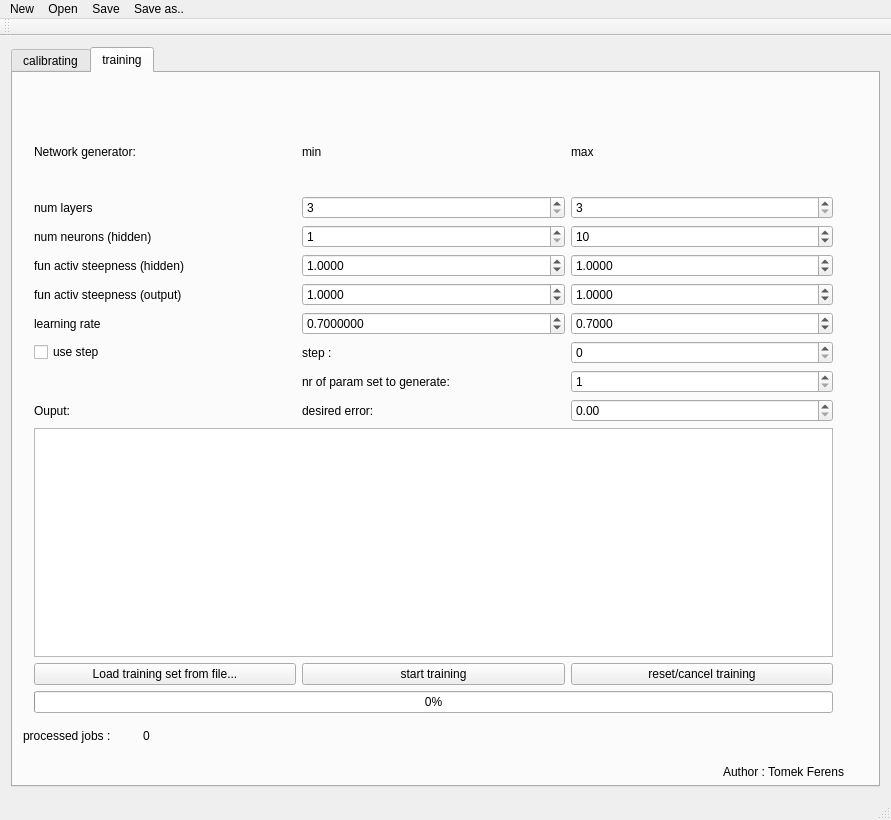
Qt form App/calib_tools/calib_tool/calibtool.ui (ferot/dms) before a commit.
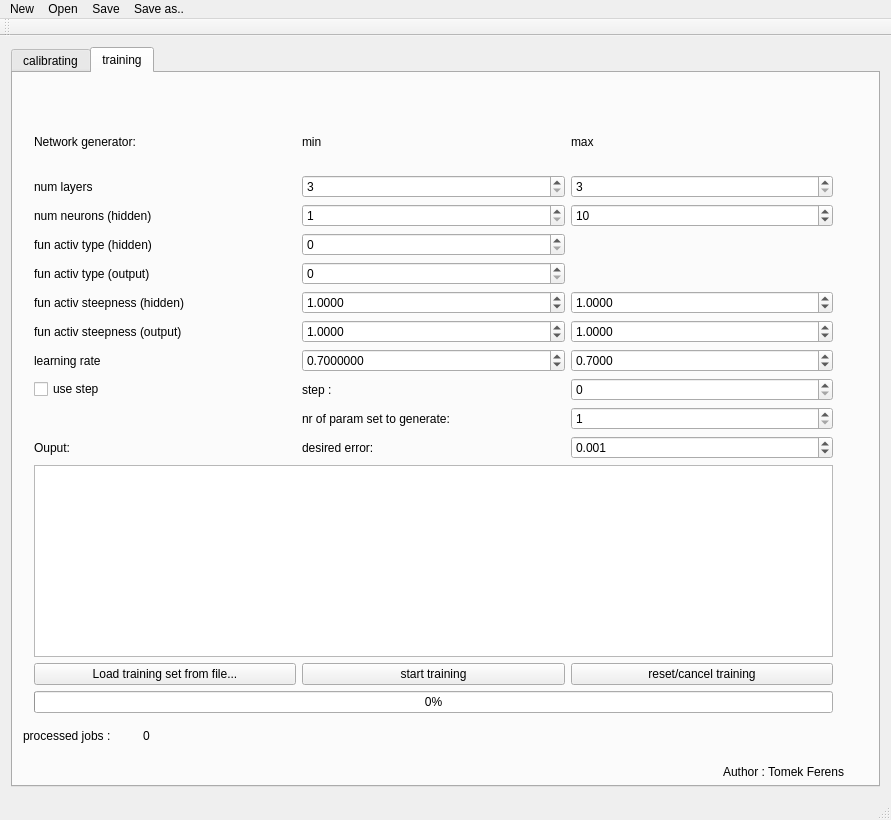
The same form after that commit.

Commit message: Use type of activation func feature with ui adjustements

Diff of the .ui file:
```diff
--- a/App/calib_tools/calib_tool/calibtool.ui
+++ b/App/calib_tools/calib_tool/calibtool.ui
@@ -358,7 +358,23 @@
          </rect>
         </property>
         <layout class="QGridLayout" name="gridLayout_2">
-         <item row="9" column="0" rowspan="3" colspan="3">
+         <item row="2" column="2">
+          <widget class="QSpinBox" name="spinBox_numneur_max">
+           <property name="minimum">
+            <number>1</number>
+           </property>
+           <property name="maximum">
+            <number>1000</number>
+           </property>
+           <property name="value">
+            <number>10</number>
+           </property>
+           <property name="displayIntegerBase">
+            <number>10</number>
+           </property>
+          </widget>
+         </item>
+         <item row="11" column="0" rowspan="3" colspan="3">
           <widget class="QTextEdit" name="text_edit_output"/>
          </item>
          <item row="0" column="0">
@@ -375,23 +391,7 @@
            </property>
           </widget>
          </item>
-         <item row="2" column="2">
-          <widget class="QSpinBox" name="spinBox_numneur_max">
-           <property name="minimum">
-            <number>1</number>
-           </property>
-           <property name="maximum">
-            <number>1000</number>
-           </property>
-           <property name="value">
-            <number>10</number>
-           </property>
-           <property name="displayIntegerBase">
-            <number>10</number>
-           </property>
-          </widget>
-         </item>
-         <item row="3" column="2">
+         <item row="5" column="2">
           <widget class="QDoubleSpinBox" name="doubleSpinBox_funhidsteep_max">
            <property name="decimals">
             <number>4</number>
@@ -404,9 +404,16 @@
            </property>
           </widget>
          </item>
-         <item row="6" column="2">
+         <item row="8" column="2">
           <widget class="QSpinBox" name="step_spinBox_7"/>
          </item>
+         <item row="16" column="0" colspan="3">
+          <widget class="QProgressBar" name="progressBar">
+           <property name="value">
+            <number>0</number>
+           </property>
+          </widget>
+         </item>
          <item row="2" column="1">
           <widget class="QSpinBox" name="spinBox_numneur_min">
            <property name="minimum">
@@ -437,21 +444,14 @@
            </property>
           </widget>
          </item>
-         <item row="4" column="0">
+         <item row="6" column="0">
           <widget class="QLabel" name="label_9">
            <property name="text">
             <string>fun activ steepness (output)</string>
            </property>
           </widget>
          </item>
-         <item row="14" column="0" colspan="3">
-          <widget class="QProgressBar" name="progressBar">
-           <property name="value">
-            <number>0</number>
-           </property>
-          </widget>
-         </item>
-         <item row="4" column="2">
+         <item row="6" column="2">
           <widget class="QDoubleSpinBox" name="doubleSpinBox_funoutpsteep_max">
            <property name="decimals">
             <number>4</number>
@@ -471,14 +471,14 @@
            </property>
           </widget>
          </item>
-         <item row="13" column="0">
+         <item row="15" column="0">
           <widget class="QPushButton" name="loadFromFileButton">
            <property name="text">
             <string>Load training set from file...</string>
            </property>
           </widget>
          </item>
-         <item row="3" column="1">
+         <item row="5" column="1">
           <widget class="QDoubleSpinBox" name="doubleSpinBox_funhidsteep_min">
            <property name="decimals">
             <number>4</number>
@@ -491,14 +491,14 @@
            </property>
           </widget>
          </item>
-         <item row="6" column="0">
+         <item row="8" column="0">
           <widget class="QCheckBox" name="step_checkBox">
            <property name="text">
             <string>use step </string>
            </property>
           </widget>
          </item>
-         <item row="4" column="1">
+         <item row="6" column="1">
           <widget class="QDoubleSpinBox" name="doubleSpinBox__funoutpsteep_min">
            <property name="decimals">
             <number>4</number>
@@ -518,14 +518,14 @@
            </property>
           </widget>
          </item>
-         <item row="3" column="0">
+         <item row="5" column="0">
           <widget class="QLabel" name="label_8">
            <property name="text">
             <string>fun activ steepness (hidden)</string>
            </property>
           </widget>
          </item>
-         <item row="6" column="1">
+         <item row="8" column="1">
           <widget class="QLabel" name="label_10">
            <property name="text">
             <string>step : </string>
@@ -539,14 +539,14 @@
            </property>
           </widget>
          </item>
-         <item row="5" column="0">
+         <item row="7" column="0">
           <widget class="QLabel" name="label_5">
            <property name="text">
             <string>learning rate</string>
            </property>
           </widget>
          </item>
-         <item row="5" column="1">
+         <item row="7" column="1">
           <widget class="QDoubleSpinBox" name="doubleSpinBox_learnrate_min">
            <property name="decimals">
             <number>7</number>
@@ -565,7 +565,7 @@
            </property>
           </widget>
          </item>
-         <item row="5" column="2">
+         <item row="7" column="2">
           <widget class="QDoubleSpinBox" name="doubleSpinBox_learnrate_max">
            <property name="decimals">
             <number>4</number>
@@ -578,35 +578,41 @@
            </property>
           </widget>
          </item>
-         <item row="8" column="1">
+         <item row="10" column="1">
           <widget class="QLabel" name="label_14">
            <property name="text">
             <string>desired error:</string>
            </property>
           </widget>
          </item>
-         <item row="8" column="2">
+         <item row="10" column="2">
           <widget class="QDoubleSpinBox" name="doubleSpinBox_desired_error">
+           <property name="decimals">
+            <number>3</number>
+           </property>
            <property name="singleStep">
-            <double>0.010000000000000</double>
+            <double>0.001000000000000</double>
+           </property>
+           <property name="value">
+            <double>0.001000000000000</double>
            </property>
           </widget>
          </item>
-         <item row="7" column="1">
+         <item row="9" column="1">
           <widget class="QLabel" name="label_15">
            <property name="text">
             <string>nr of param set to generate:</string>
            </property>
           </widget>
          </item>
-         <item row="8" column="0">
+         <item row="10" column="0">
           <widget class="QLabel" name="label_train_output">
            <property name="text">
             <string>Ouput:</string>
            </property>
           </widget>
          </item>
-         <item row="7" column="2">
+         <item row="9" column="2">
           <widget class="QSpinBox" name="spinBox_setCount">
            <property name="minimum">
             <number>1</number>
@@ -616,20 +622,75 @@
            </property>
           </widget>
          </item>
-         <item row="13" column="1">
+         <item row="15" column="1">
           <widget class="QPushButton" name="button_start_training">
            <property name="text">
             <string>start training</string>
            </property>
           </widget>
          </item>
-         <item row="13" column="2">
+         <item row="15" column="2">
           <widget class="QPushButton" name="button_cancel_training">
            <property name="text">
             <string>reset/cancel training</string>
            </property>
           </widget>
          </item>
+         <item row="3" column="0">
+          <widget class="QLabel" name="label_18">
+           <property name="toolTip">
+            <string extracomment="0 - LINEAR 3-SIGMOID 4-SIG_STEPWISE 5-SIG_SYMMETRIC 6-SIG_SYM_STEP">0 - LINEAR 3-SIGMOID 4-SIG_STEPWISE 5-SIG_SYMMETRIC 6-SIG_SYM_STEP</string>
+           </property>
+           <property name="toolTipDuration">
+            <number>5</number>
+           </property>
+           <property name="text">
+            <string>fun activ type (hidden)</string>
+           </property>
+          </widget>
+         </item>
+         <item row="4" column="0">
+          <widget class="QLabel" name="label_19">
+           <property name="text">
+            <string>fun activ type (output)</string>
+           </property>
+          </widget>
+         </item>
+         <item row="3" column="1">
+          <widget class="QSpinBox" name="spinBox_fun_hidden_type">
+           <property name="toolTip">
+            <string notr="true">0 - LINEAR 3-SIGMOID 4-SIG_STEPWISE 5-SIG_SYMMETRIC 6-SIG_SYM_STEP</string>
+           </property>
+           <property name="whatsThis">
+            <string extracomment="0 - LINEAR 3-SIGMOID 4-SIG_STEPWISE 5-SIG_SYMMETRIC 6-SIG_SYM_STEP"/>
+           </property>
+           <property name="minimum">
+            <number>0</number>
+           </property>
+           <property name="maximum">
+            <number>1000</number>
+           </property>
+           <property name="value">
+            <number>0</number>
+           </property>
+          </widget>
+         </item>
+         <item row="4" column="1">
+          <widget class="QSpinBox" name="spinBox_fun_output_type">
+           <property name="toolTip">
+            <string>0 - LINEAR 3-SIGMOID 4-SIG_STEPWISE 5-SIG_SYMMETRIC 6-SIG_SYM_STEP</string>
+           </property>
+           <property name="minimum">
+            <number>0</number>
+           </property>
+           <property name="maximum">
+            <number>1000</number>
+           </property>
+           <property name="value">
+            <number>0</number>
+           </property>
+          </widget>
+         </item>
         </layout>
        </widget>
        <widget class="QLabel" name="job_processed_text">
```
The commit also changes 2 other files.
